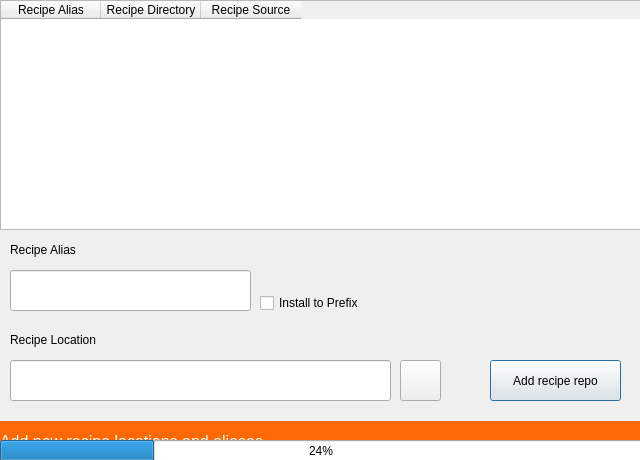
Above: designer/recipe_config.ui from NinjaComics/pybombs-qtgui before the change. Below: the same form after it.
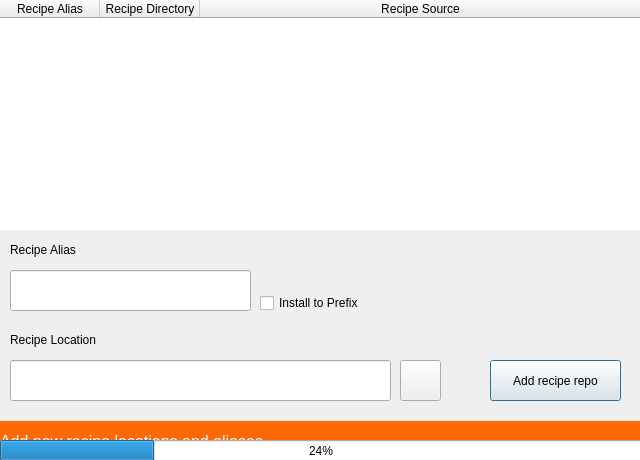
That is the form after the change. Icons and pictures are not drawn.

Commit message: Use pyqt threading to handle UI freeze and progress bar

```diff
--- a/designer/recipe_config.ui
+++ b/designer/recipe_config.ui
@@ -86,8 +86,11 @@
    <property name="contextMenuPolicy">
     <enum>Qt::CustomContextMenu</enum>
    </property>
+   <property name="frameShape">
+    <enum>QFrame::NoFrame</enum>
+   </property>
    <property name="frameShadow">
-    <enum>QFrame::Sunken</enum>
+    <enum>QFrame::Plain</enum>
    </property>
    <property name="sizeAdjustPolicy">
     <enum>QAbstractScrollArea::AdjustToContents</enum>
@@ -110,6 +113,9 @@
    <property name="wordWrap">
     <bool>true</bool>
    </property>
+   <attribute name="horizontalHeaderStretchLastSection">
+    <bool>true</bool>
+   </attribute>
    <column>
     <property name="text">
      <string>Recipe Alias</string>
```
The commit also changes 7 other files.
